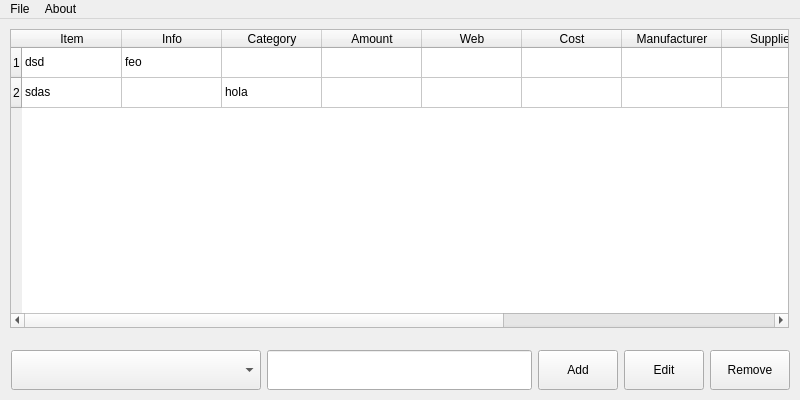
Before: the Qt Designer form mainwindow.ui in yerga/electrorganizer, drawn with Qt 5.
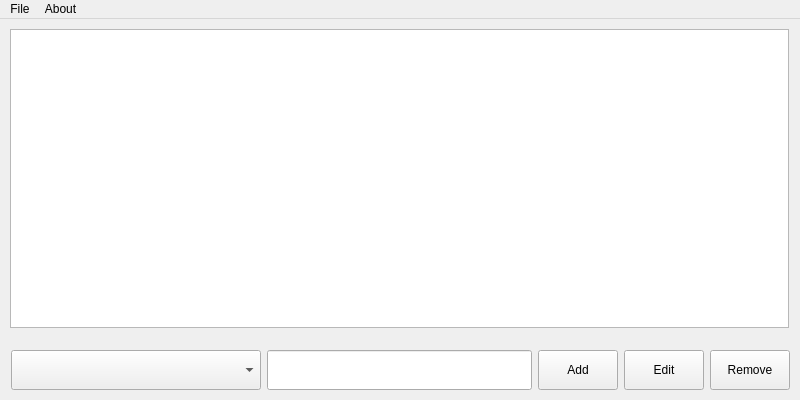
After: the same form once the commit is applied.

Commit message: Using TableView and QSqlTableModel. First SQL functionalization

Diff of the .ui file:
```diff
--- a/mainwindow.ui
+++ b/mainwindow.ui
@@ -105,116 +105,7 @@
       <enum>QLayout::SetMaximumSize</enum>
      </property>
      <item>
-      <widget class="QTableWidget" name="tableWidget">
-       <property name="verticalScrollMode">
-        <enum>QAbstractItemView::ScrollPerPixel</enum>
-       </property>
-       <property name="horizontalScrollMode">
-        <enum>QAbstractItemView::ScrollPerPixel</enum>
-       </property>
-       <property name="sortingEnabled">
-        <bool>true</bool>
-       </property>
-       <property name="columnCount">
-        <number>12</number>
-       </property>
-       <attribute name="horizontalHeaderShowSortIndicator" stdset="0">
-        <bool>true</bool>
-       </attribute>
-       <attribute name="verticalHeaderShowSortIndicator" stdset="0">
-        <bool>true</bool>
-       </attribute>
-       <row>
-        <property name="text">
-         <string>1</string>
-        </property>
-       </row>
-       <row>
-        <property name="text">
-         <string>2</string>
-        </property>
-       </row>
-       <column>
-        <property name="text">
-         <string>Item</string>
-        </property>
-       </column>
-       <column>
-        <property name="text">
-         <string>Info</string>
-        </property>
-       </column>
-       <column>
-        <property name="text">
-         <string>Category</string>
-        </property>
-       </column>
-       <column>
-        <property name="text">
-         <string>Amount</string>
-        </property>
-       </column>
-       <column>
-        <property name="text">
-         <string>Web</string>
-        </property>
-       </column>
-       <column>
-        <property name="text">
-         <string>Cost</string>
-        </property>
-       </column>
-       <column>
-        <property name="text">
-         <string>Manufacturer</string>
-        </property>
-       </column>
-       <column>
-        <property name="text">
-         <string>Supplier</string>
-        </property>
-       </column>
-       <column>
-        <property name="text">
-         <string>Man. ID</string>
-        </property>
-       </column>
-       <column>
-        <property name="text">
-         <string>Sup. ID</string>
-        </property>
-       </column>
-       <column>
-        <property name="text">
-         <string>Storage</string>
-        </property>
-       </column>
-       <column>
-        <property name="text">
-         <string>Datasheet</string>
-        </property>
-       </column>
-       <item row="0" column="0">
-        <property name="text">
-         <string>dsd</string>
-        </property>
-       </item>
-       <item row="0" column="1">
-        <property name="text">
-         <string>feo</string>
-        </property>
-       </item>
-       <item row="1" column="0">
-        <property name="text">
-         <string>sdas</string>
-        </property>
-       </item>
-       <item row="1" column="2">
-        <property name="text">
-         <string>hola</string>
-        </property>
-       </item>
-      </widget>
+      <widget class="QTableView" name="tableView"/>
      </item>
     </layout>
    </widget>
```
The commit also changes 3 other files.
